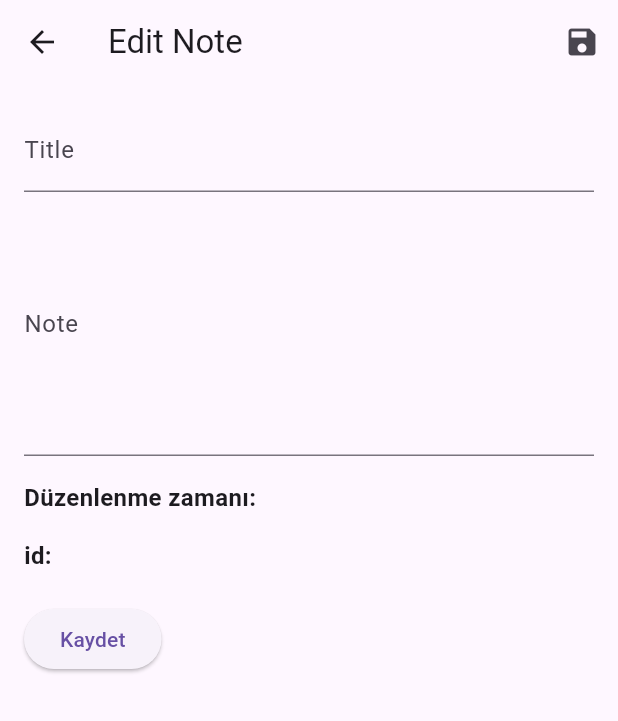
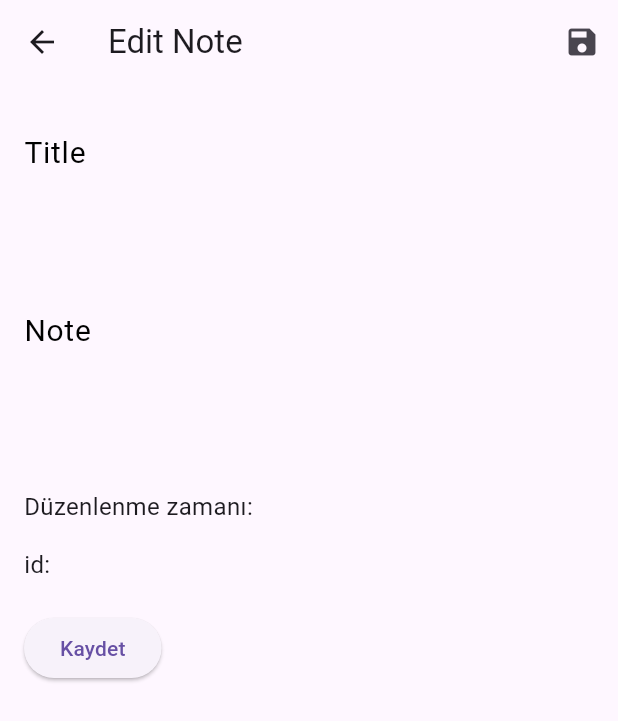
Before and after one commit to canpurcek34/flutter_notebook_app, a Flutter app: the EditNoteScreen screen opened directly with empty values, on a phone screen of 412 x 824 dp. Shown: the top 721 px of the screen. Run offline on Flutter 3.47's test engine with Material 3 defaults, Android fonts, the light colour scheme and no system bars; our stand-ins replace shared_preferences; accounts and stored records are empty; network calls fail.

Commit message:
ui-improvement

```diff
--- a/lib/ui/edit_note_screen.dart
+++ b/lib/ui/edit_note_screen.dart
@@ -86,22 +86,36 @@ class _EditNoteScreenState extends State<EditNoteScreen> {
             children: [
               TextField(
                 controller: _titleController,
-                decoration: InputDecoration(labelText: 'Title'),
+                decoration: InputDecoration(
+                  labelText: 'Title',
+                  border: InputBorder.none,
+                  labelStyle: TextStyle(
+                    fontSize: 20.0,
+                    color: Colors.black
+                  )
+                  ),
               ),
               TextField(
                 controller: _noteController,
-                decoration: InputDecoration(labelText: 'Note'),
+                decoration: InputDecoration(
+                  labelText: 'Note',
+                  border: InputBorder.none,
+                  labelStyle: TextStyle(
+                    fontSize: 20.0,
+                    color: Colors.black
+                  )
+                  ),
                 maxLines: 6,
               ),
               SizedBox(height: 16),
               Text(
                 'Düzenlenme zamanı: $_date', // Salt okunur tarih
-                style: TextStyle(fontSize: 16, fontWeight: FontWeight.bold),
+                style: TextStyle(fontSize: 16,),
               ),
               SizedBox(height: 16),
               Text(
                 'id: $id ', // Salt okunur id
-                style: TextStyle(fontSize: 16, fontWeight: FontWeight.bold),
+                style: TextStyle(fontSize: 16,),
               ),
               SizedBox(height: 20),
               ElevatedButton(
```
Also changed, not shown: lib/ui/add_note_screen.dart (+8 -2 lines), 1 other file.
